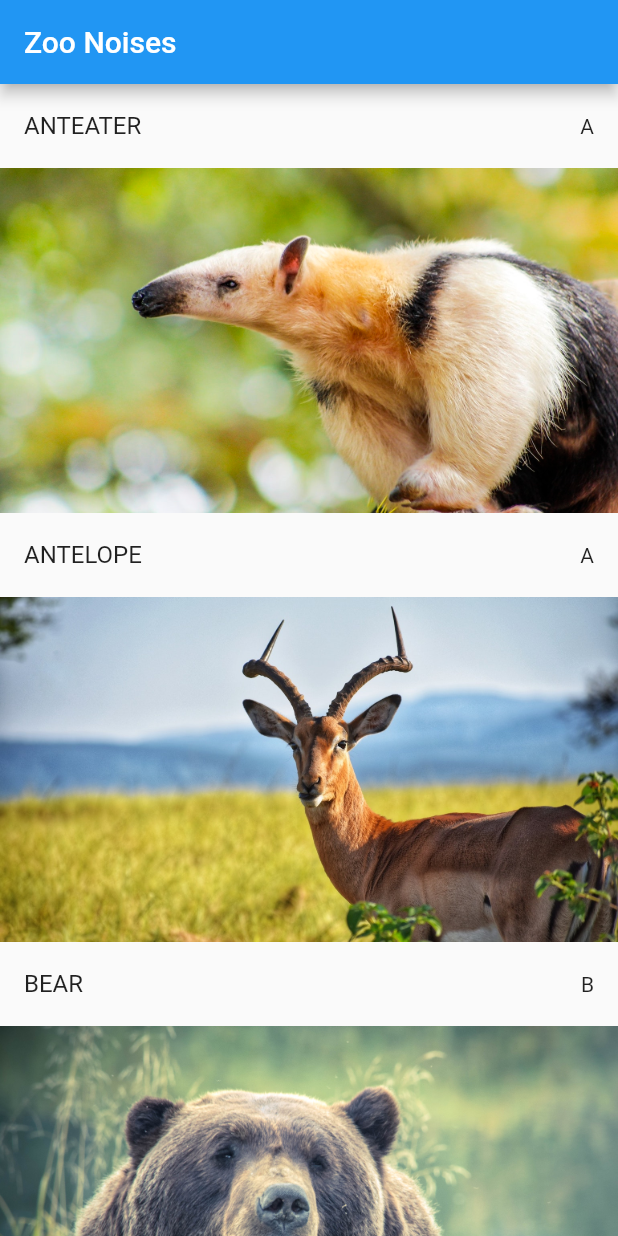
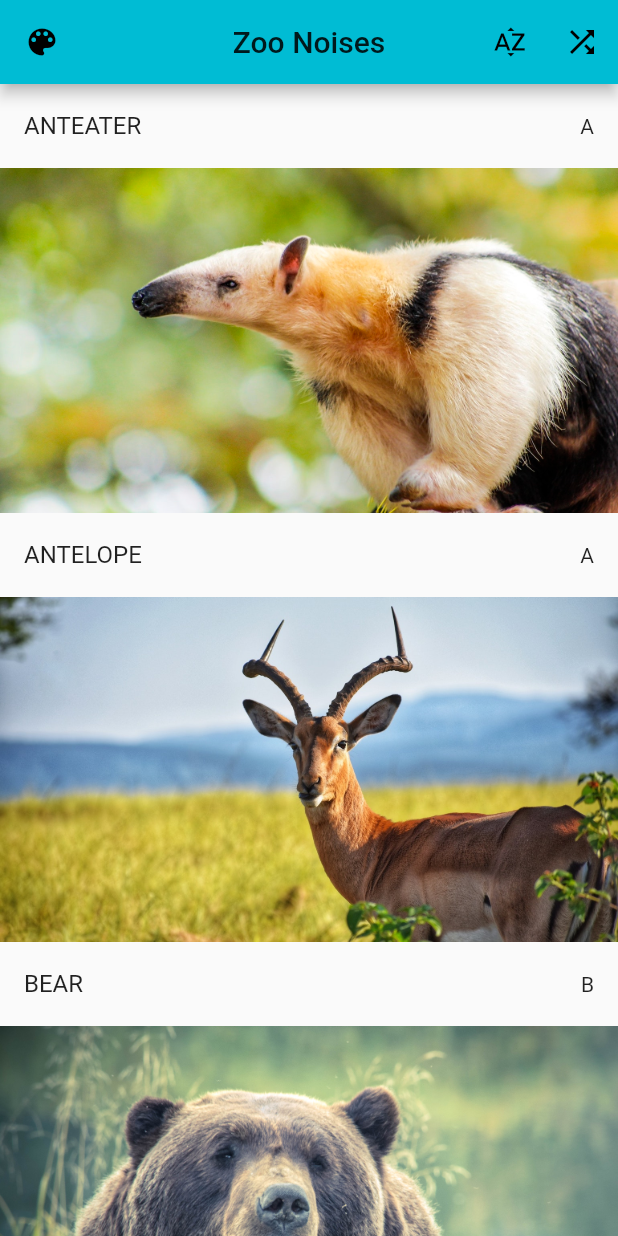
Before and after one commit to TylerSustare/flutter_zoo_noises, a Flutter app: the screen it shows after launch, on a phone screen of 412 x 824 dp. Run offline on Flutter 3.47's test engine with Material 2 defaults, Android fonts, the phone set to English and light mode, and no system bars; our stand-ins replace audioplayers; missing offline and left inert: home_indicator.

Commit message:
Change color and change animals buttons

```diff
--- a/lib/animals.dart
+++ b/lib/animals.dart
@@ -4,7 +4,8 @@ class Animal {
 }
 
 class Animals {
-  static List<Animal> spoon = [
+  static List<Animal> getAnimals() {
+    return [
       Animal(name: 'anteater'),
       Animal(name: 'antelope'),
       Animal(name: 'bear'),
@@ -12,3 +13,10 @@ class Animals {
       Animal(name: 'tiger'),
     ];
   }
+
+  static List<Animal> getRandomAnimals() {
+    var animals = getAnimals();
+    animals.shuffle();
+    return animals;
+  }
+}
--- a/lib/colors.dart
+++ b/lib/colors.dart
@@ -1,5 +1,4 @@
 import 'dart:math';
-
 import 'package:flutter/material.dart';
 
 List<MaterialColor> colors = [
@@ -10,9 +9,14 @@ List<MaterialColor> colors = [
   Colors.blue,
   Colors.purple,
   Colors.pink,
-  Colors.cyan
+  Colors.cyan,
+  Colors.teal,
 ];
 
-MaterialColor getColor() {
-  return colors[Random().nextInt(colors.length)];
+MaterialColor getColor([MaterialColor currentColor = Colors.teal]) {
+  var color = colors[Random().nextInt(colors.length)];
+  while (currentColor == color) {
+    color = colors[Random().nextInt(colors.length)];
+  }
+  return color;
 }
--- a/lib/main.dart
+++ b/lib/main.dart
@@ -8,32 +8,82 @@ void main() {
   runApp(MyApp());
 }
 
-class MyApp extends StatelessWidget {
+class MyApp extends StatefulWidget {
+  @override
+  _MyAppState createState() => _MyAppState();
+}
+
+class _MyAppState extends State<MyApp> {
+  String _title = 'Zoo Noises';
+  MaterialColor _color = getColor();
+  List<Animal> _animals = Animals.getAnimals();
+
   @override
   Widget build(BuildContext context) {
     HomeIndicator.deferScreenEdges([ScreenEdge.bottom]);
     return MaterialApp(
-      title: 'Zoo Noises',
-      theme: ThemeData(primarySwatch: getColor()),
-      home: HomePage(title: 'Zoo Noises'),
+      debugShowCheckedModeBanner: false,
+      title: _title,
+      theme: ThemeData(primarySwatch: _color),
+      home: HomePage(
+        animals: _animals,
+        color: _color,
+        resetAnimals: () => setState(() => _animals = Animals.getAnimals()),
+        setAnimals: () => setState(() => _animals = Animals.getRandomAnimals()),
+        setColor: () => setState(() => _color = getColor(_color)),
+        title: _title,
+      ),
     );
   }
 }
 
 class HomePage extends StatelessWidget {
-  const HomePage({Key? key, required this.title}) : super(key: key);
+  const HomePage({
+    Key? key,
+    required this.animals,
+    required this.color,
+    required this.resetAnimals,
+    required this.setAnimals,
+    required this.setColor,
+    required this.title,
+  }) : super(key: key);
 
+  final List<Animal> animals;
+  final MaterialColor color;
+  final void Function() resetAnimals;
+  final void Function() setAnimals;
+  final void Function() setColor;
   final String title;
 
   @override
   Widget build(BuildContext context) {
     return Scaffold(
-      appBar: AppBar(title: Text(title)),
+      appBar: AppBar(
+        actions: [
+          IconButton(
+            icon: Icon(Icons.sort_by_alpha),
+            onPressed: resetAnimals,
+          ),
+          IconButton(
+            icon: Icon(Icons.shuffle),
+            onPressed: setAnimals,
+          ),
+        ],
+        leading: IconButton(
+          icon: Icon(Icons.color_lens),
+          onPressed: setColor,
+        ),
+        title: GestureDetector(
+          child: Text(title),
+          onTap: () {},
+        ),
+        centerTitle: true,
+      ),
       body: Center(
         child: ListView.builder(
-          itemCount: Animals.spoon.length,
+          itemCount: animals.length,
           itemBuilder: (BuildContext context, int index) {
-            String animalName = Animals.spoon[index].name;
+            String animalName = animals[index].name;
             return Column(
               children: [
                 ListTile(
@@ -42,11 +92,11 @@ class HomePage extends StatelessWidget {
                 ),
                 InkWell(
                   child: Image(image: AssetImage('images/$animalName.jpeg')),
-                  onTap: () async {
-                    await AudioPlayer().play(
-                      'audio/$animalName.mp3',
-                      isLocal: true,
-                    );
+                  onTap: () {
+                    AudioPlayer().play('audio/$animalName.mp3', isLocal: true);
+                  },
+                  onDoubleTap: () {
+                    AudioPlayer().play('audio/$animalName.mp3', isLocal: true);
                   },
                 )
               ],
```
Lines whose indentation alone changed are shown as unchanged.
